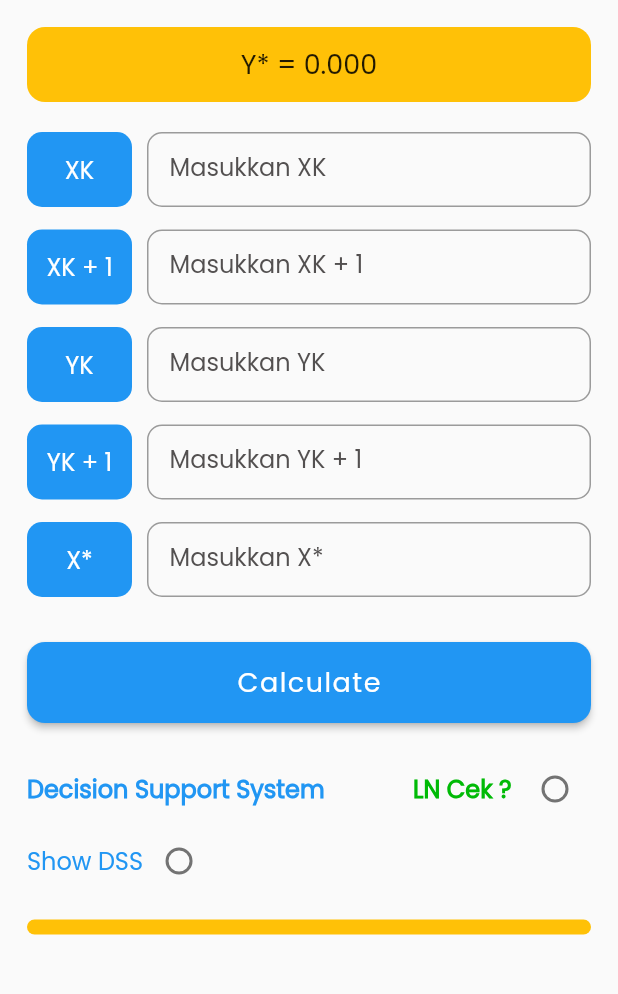
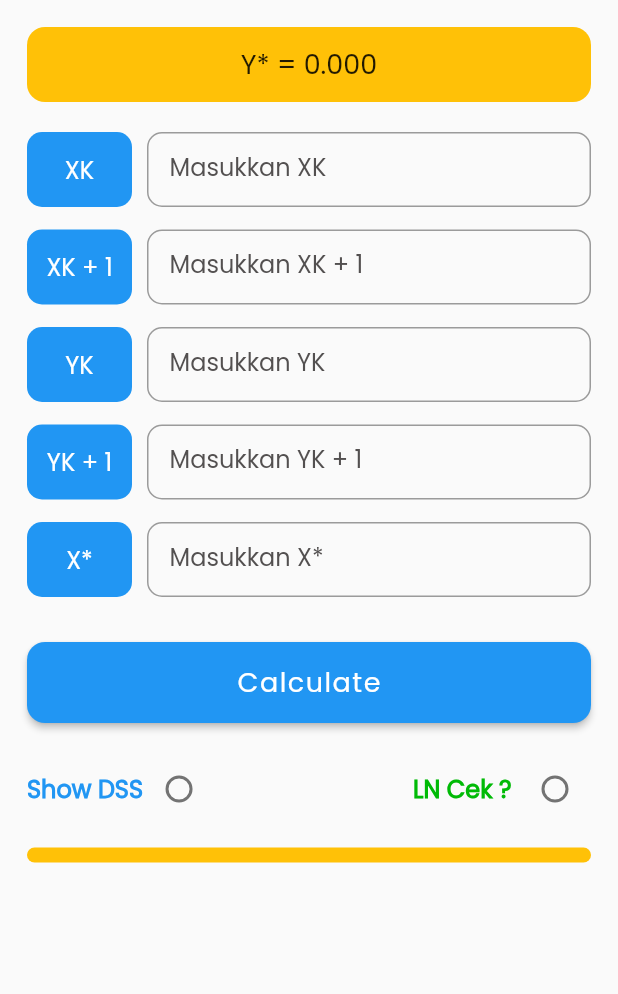
Before and after one commit to Hyato29/Metode-Numerik, a Flutter app: the screen it shows after launch, on a phone screen of 412 x 824 dp, the part 84-1078 px from its top. Run offline on Flutter 3.47's test engine with Material 2 defaults, Android fonts, the phone set to English and light mode, and no system bars.

Commit message:
fix:main_page.dart

```diff
--- a/lib/presentation/main_page.dart
+++ b/lib/presentation/main_page.dart
@@ -167,15 +167,27 @@ class _MainPageState extends State<MainPage> {
                 Row(
                   mainAxisAlignment: MainAxisAlignment.spaceBetween,
                   children: [
-                    const Text(
-                      "Decision Support System",
-                      style: TextStyle(
-                          fontSize: 16,
-                          color: Colors.blue,
-                          fontWeight: FontWeight.bold),
-                    ),
-                    const SizedBox(
-                      height: 10,
+                    Row(
+                      mainAxisAlignment: MainAxisAlignment.start,
+                      children: [
+                        const Text(
+                          "Show DSS",
+                          style: TextStyle(
+                            color: Colors.blue,
+                            fontWeight: FontWeight.bold,
+                            fontSize: 16,
+                          ),
+                        ),
+                        Checkbox(
+                            shape: const OvalBorder(),
+                            activeColor: const Color.fromARGB(255, 0, 186, 6),
+                            value: showDSS,
+                            onChanged: (bool? value) {
+                              setState(() {
+                                showDSS = value!;
+                              });
+                            }),
+                      ],
                     ),
                     Row(
                       children: [
@@ -203,35 +215,14 @@ class _MainPageState extends State<MainPage> {
                     ),
                   ],
                 ),
-                Row(
-                  mainAxisAlignment: MainAxisAlignment.start,
-                  children: [
-                    const Text(
-                      "Show DSS",
-                      style: TextStyle(
-                        color: Colors.blue,
-                        fontSize: 16,
-                      ),
-                    ),
-                    Checkbox(
-                        shape: const OvalBorder(),
-                        activeColor: const Color.fromARGB(255, 0, 186, 6),
-                        value: showDSS,
-                        onChanged: (bool? value) {
-                          setState(() {
-                            showDSS = value!;
-                          });
-                        }),
-                  ],
-                ),
                 const SizedBox(
                   height: 15,
                 ),
                 (showDSS)
                     ? Container(
                         width: double.infinity,
-                        height: 314,
-                        padding: const EdgeInsets.all(12),
+                        height: 382,
+                        padding: const EdgeInsets.all(24),
                         decoration: const BoxDecoration(
                             color: Colors.amber,
                             borderRadius: BorderRadius.only(
@@ -240,6 +231,16 @@ class _MainPageState extends State<MainPage> {
                         child: Column(
                           crossAxisAlignment: CrossAxisAlignment.start,
                           children: [
+                            const Text(
+                              "Decision Support System",
+                              style: TextStyle(
+                                  fontSize: 20,
+                                  color: Colors.white,
+                                  fontWeight: FontWeight.bold),
+                            ),
+                            const SizedBox(
+                              height: 20,
+                            ),
                             Row(
                               children: [
                                 Expanded(
```
